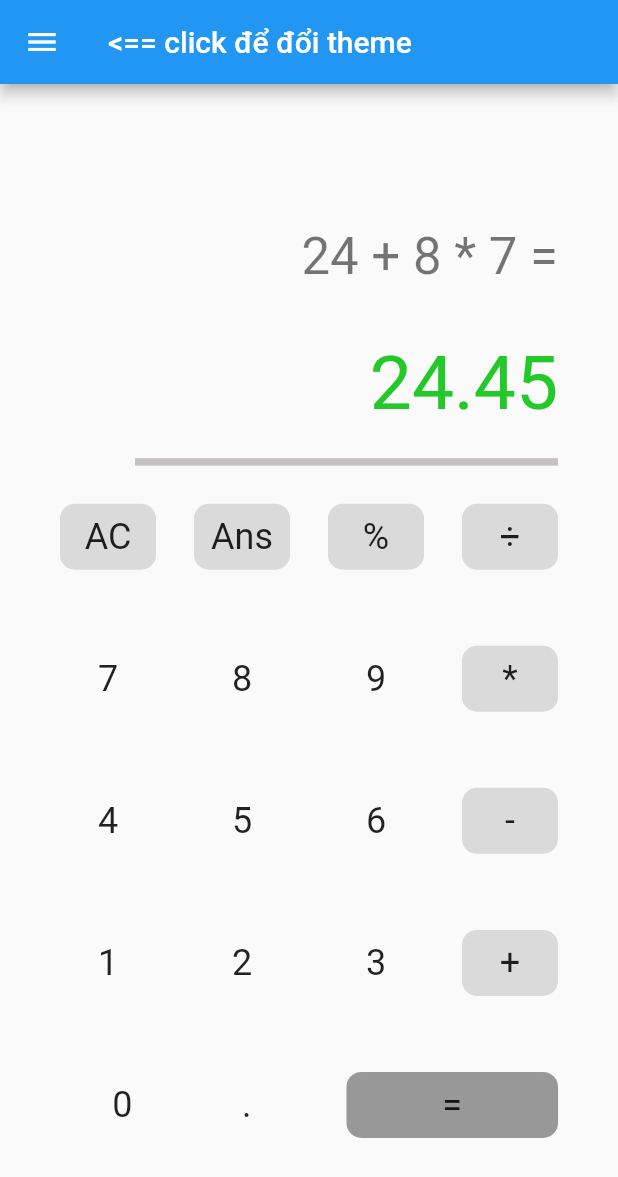
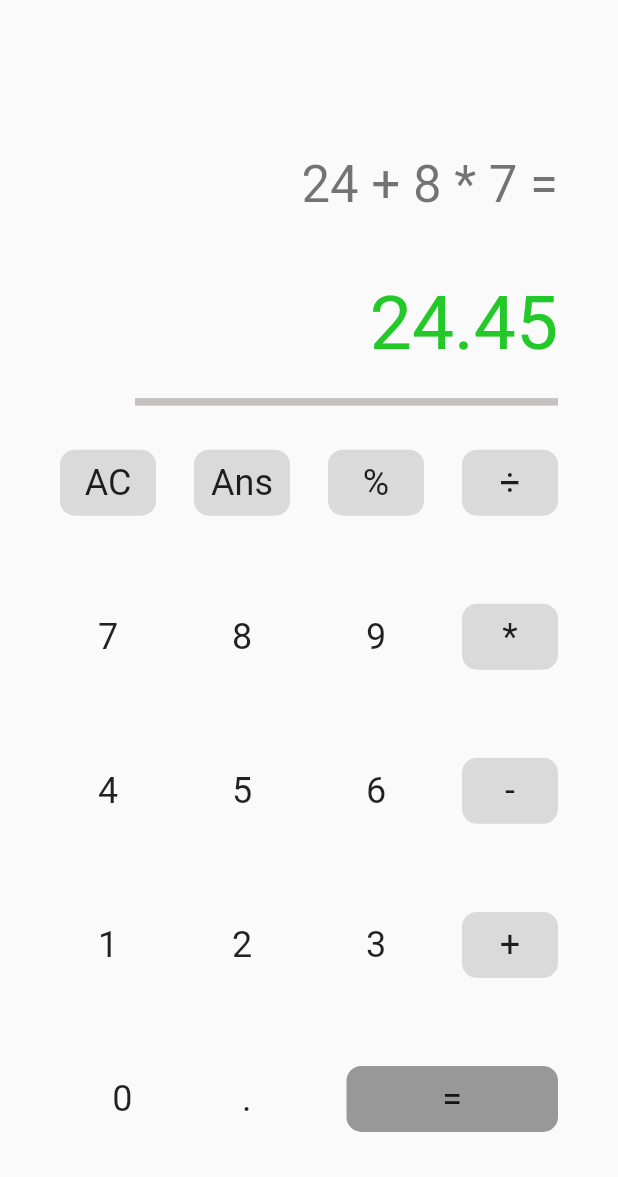
Before and after one commit to TrinhLinh201/Flutter-Introduction, a Flutter app: the screen it shows after launch, on a phone screen of 412 x 824 dp. Shown: the top 1177 px of the screen. Run offline on Flutter 3.47's test engine with Material 2 defaults, Android fonts, the phone set to English and light mode, and no system bars; missing offline and left inert: dart:ffi.

Commit message:
Update main.dart

```diff
--- a/calculator/lib/main.dart
+++ b/calculator/lib/main.dart
@@ -6,43 +6,17 @@ void main() {
   runApp(const MyApp());
 }
 
-bool check = true;
-
 class MyApp extends StatelessWidget {
   const MyApp({Key? key}) : super(key: key);
 
   @override
   Widget build(BuildContext context) {
-    return const MyHomePage();
-  }
-}
-
-class MyHomePage extends StatefulWidget {
-  const MyHomePage({Key? key}) : super(key: key);
-
-  @override
-  State<MyHomePage> createState() => _MyHomePageState();
-}
-
-class _MyHomePageState extends State<MyHomePage> {
-  @override
-  Widget build(BuildContext context) {
     return MaterialApp(
+      darkTheme: ThemeData.dark(),
       title: "Máy tính",
-      theme: check ? ThemeData.light() : ThemeData.dark(),
-      home: Scaffold(
-        appBar: AppBar(
-          title: const Text("<== click để đổi theme"),
-          leading: IconButton(
-            icon: const Icon(Icons.menu),
-            onPressed: () {
-              setState(() {
-                check = !check;
-              });
-            },
-          ),
-        ),
-        body: const Home(),
+      theme: ThemeData.light(),
+      home: const Scaffold(
+        body: Home(),
       ),
     );
   }
```
